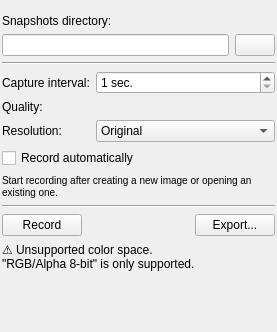
KDE/krita, file plugins/dockers/recorder/recorderdocker.ui: the form before one commit.
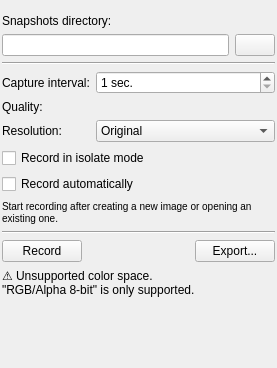
The form after the commit. Icons and pictures are not drawn. Custom widgets are drawn as their Qt base class.

Commit message: Option to write frames in isolate mode

Diff of the .ui file:
```diff
--- a/plugins/dockers/recorder/recorderdocker.ui
+++ b/plugins/dockers/recorder/recorderdocker.ui
@@ -7,7 +7,7 @@
     <x>0</x>
     <y>0</y>
     <width>277</width>
-    <height>332</height>
+    <height>368</height>
    </rect>
   </property>
   <layout class="QVBoxLayout" name="layoutMain">
@@ -46,7 +46,7 @@
         <x>0</x>
         <y>0</y>
         <width>277</width>
-        <height>332</height>
+        <height>368</height>
        </rect>
       </property>
       <layout class="QVBoxLayout" name="verticalLayout_2">
@@ -225,6 +225,16 @@
             </item>
            </layout>
           </item>
+          <item>
+           <widget class="QCheckBox" name="checkBoxRecordIsolateMode">
+            <property name="toolTip">
+             <string>Record frames when Isolate Layer or Isolate Group mode is active. Depending on timelapse speed this may cause flickering in resulting video.</string>
+            </property>
+            <property name="text">
+             <string comment="Record when Isolate Layer mode is active">Record in isolate mode</string>
+            </property>
+           </widget>
+          </item>
           <item>
            <widget class="QCheckBox" name="checkBoxAutoRecord">
             <property name="text">
```
The commit also changes 6 other files.
